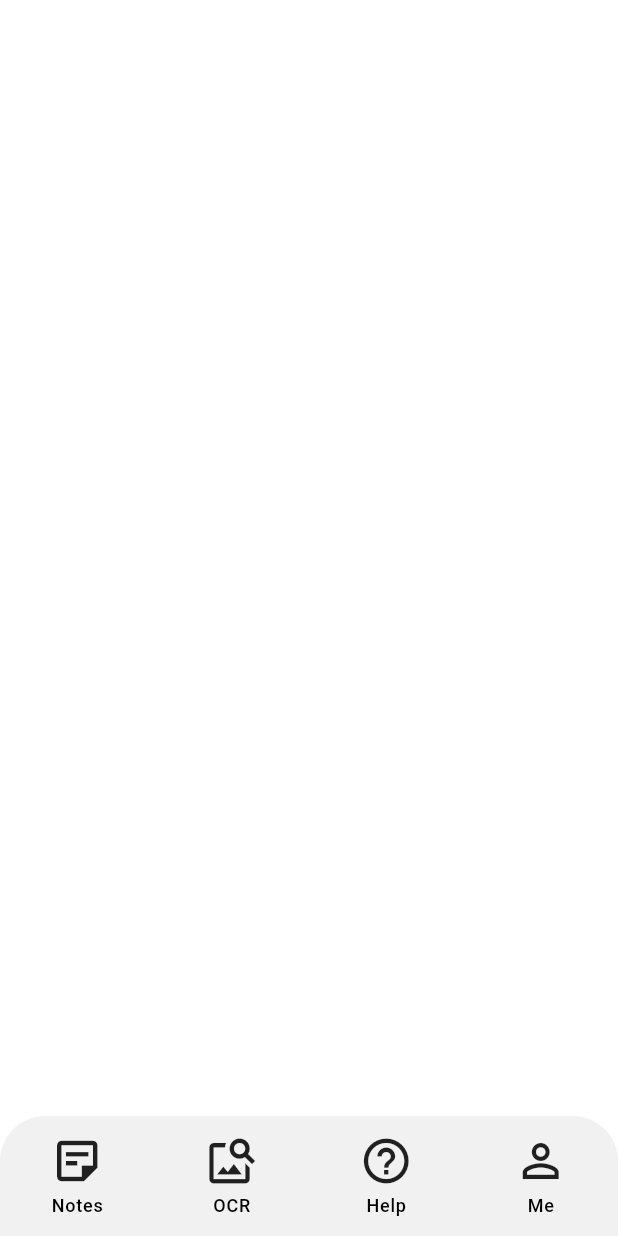
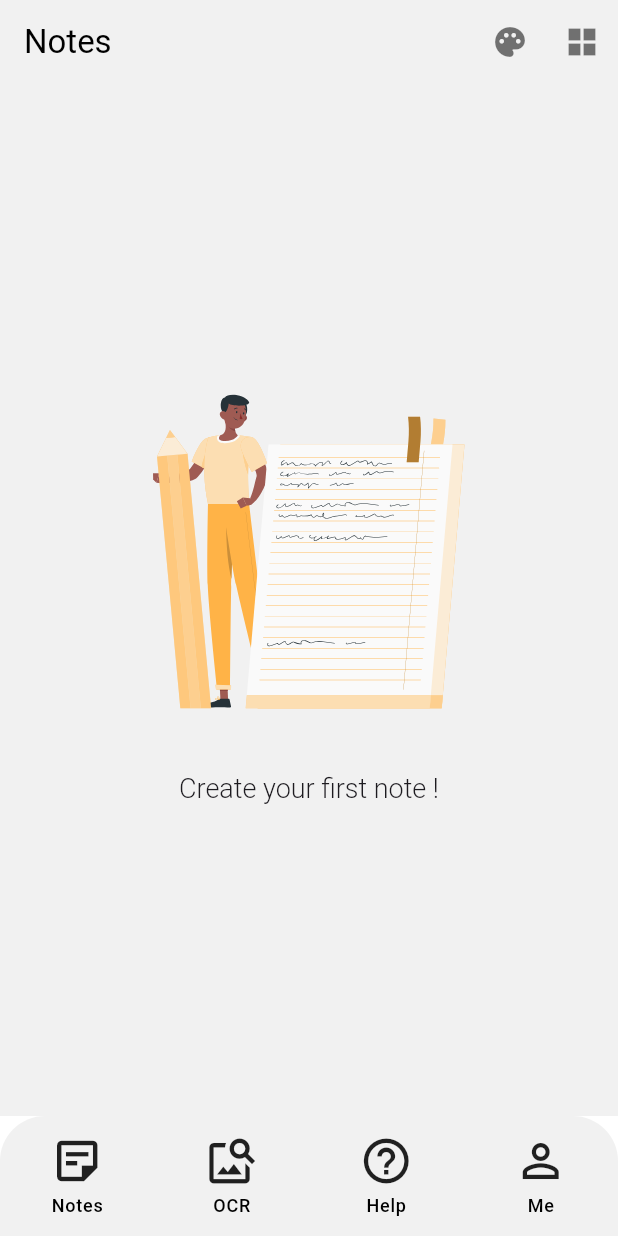
Before and after one commit to USardorB/HaBIT_Note, a Flutter app: the HomePage screen opened by its route, on a phone screen of 412 x 824 dp. Run offline on Flutter 3.47's test engine with Material 3 defaults, Android fonts, the phone set to English and light mode, and no system bars; our stand-ins replace bloc, dartz, equatable, flutter_bloc, flutter_svg, get_it and 1 more; statements that could not run were skipped; project files that could hold a hidden picture were left out.

Commit message:
no notes

```diff
--- a/lib/features/home/presentation/pages/home_page.dart
+++ b/lib/features/home/presentation/pages/home_page.dart
@@ -1,4 +1,5 @@
 import 'package:flutter/material.dart';
+import 'package:habit_note/features/home/presentation/pages/home_view.dart';
 
 class HomePage extends StatelessWidget {
   static Route get route => MaterialPageRoute(
@@ -10,6 +11,7 @@ class HomePage extends StatelessWidget {
   Widget build(BuildContext context) {
     return Scaffold(
       backgroundColor: ColorScheme.of(context).surfaceContainerLow,
+      body: const HomeView(),
       bottomNavigationBar: ClipRRect(
         borderRadius: const BorderRadius.vertical(top: Radius.circular(30)),
         child: NavigationBar(
--- /dev/null
+++ b/lib/features/home/presentation/pages/home_view.dart
@@ -0,0 +1,44 @@
+import 'package:flutter/material.dart';
+import 'package:flutter_svg/flutter_svg.dart';
+import 'package:habit_note/core/const/asset_consts.dart';
+
+class HomeView extends StatelessWidget {
+  const HomeView({super.key});
+
+  @override
+  Widget build(BuildContext context) {
+    return Scaffold(
+      appBar: AppBar(
+        title: const Text('Notes'),
+        backgroundColor: ,
+        actions: [
+          IconButton(
+            onPressed: () {},
+            color: ColorScheme.of(context).outline,
+            icon: const Icon(Icons.palette),
+          ),
+          IconButton(
+            onPressed: () {},
+            icon: const Icon(Icons.grid_view_sharp),
+            color: ColorScheme.of(context).outline,
+            selectedIcon: const Icon(Icons.view_agenda),
+          ),
+        ],
+      ),
+      body: Column(
+        mainAxisAlignment: MainAxisAlignment.center,
+        crossAxisAlignment: CrossAxisAlignment.stretch,
+        children: [
+          const Spacer(flex: 5),
+          SvgPicture.asset(kAssetNoNote),
+          const Spacer(),
+          const Text(
+            'Create your first note !',
+            textAlign: TextAlign.center,
+          ),
+          const Spacer(flex: 5),
+        ],
+      ),
+    );
+  }
+}
```
